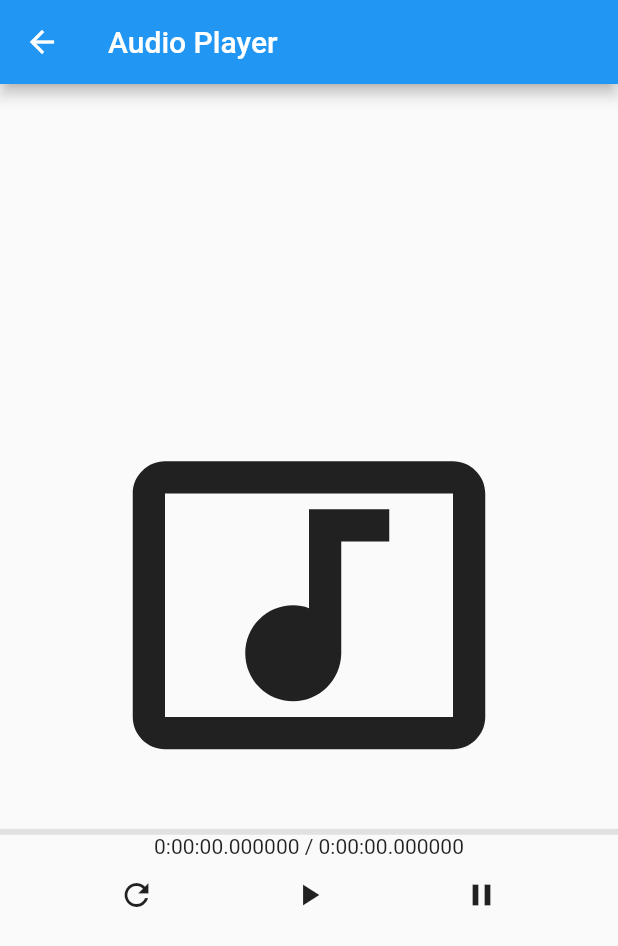
After one commit to ogawa-k/flutter_mytodoapp, a Flutter app: the screen it shows after launch, after a tap on "Audio Player", on a phone screen of 412 x 824 dp. The commit adds this screen. Shown: the top 946 px of the screen. Run offline on Flutter 3.47's test engine with Material 2 defaults, Android fonts, the phone set to English and light mode, and no system bars; drawn by our look-alikes of video_player; our stand-ins replace cloud_firestore, firebase_auth, firebase_core, flutter_signin_button; accounts and stored records are empty; generated files the repository leaves out were written again.

Commit message:
add sample app(Media Player)

```diff
--- a/lib/main.dart
+++ b/lib/main.dart
@@ -9,6 +9,8 @@ import 'auth/register_page.dart';
 import 'auth/signin_page.dart';
 import 'firestore_page.dart';
 import 'chat/chat_login_page.dart';
+import 'media_player/audio_player_page.dart';
+import 'media_player/video_player_page.dart';
 import 'todo/todo_list_page.dart';
 import 'ui/admin_mobile/admin_mobile_page.dart';
 import 'ui/animation/animation.dart';
@@ -154,6 +156,26 @@ class MenuSelector extends StatelessWidget {
                   ),
                 ),
                 Container(
+                  padding: const EdgeInsets.all(16),
+                  alignment: Alignment.center,
+                  child: SignInButtonBuilder(
+                    icon: Icons.movie,
+                    backgroundColor: Colors.blueGrey,
+                    text: 'Video Player',
+                    onPressed: () => _pushPage(context, const VideoPlayerPage()),
+                  ),
+                ),
+                Container(
+                  padding: const EdgeInsets.all(16),
+                  alignment: Alignment.center,
+                  child: SignInButtonBuilder(
+                    icon: Icons.music_video,
+                    backgroundColor: Colors.blueGrey,
+                    text: 'Audio Player',
+                    onPressed: () => _pushPage(context, const AudioPlayerPage()),
+                  ),
+                ),
+                Container(
                   padding: const EdgeInsets.only(top: 16, left: 16),
                   child: const Text('UIサンプル'),
                 ),
--- /dev/null
+++ b/lib/media_player/audio_player_page.dart
@@ -0,0 +1,118 @@
+import 'package:flutter/material.dart';
+import 'package:video_player/video_player.dart';
+
+class AudioPlayerPage extends StatefulWidget {
+  const AudioPlayerPage({Key? key}) : super(key: key);
+
+  @override
+  _AudioPlayerPageState createState() => _AudioPlayerPageState();
+}
+
+class _AudioPlayerPageState extends State<AudioPlayerPage> {
+  late VideoPlayerController _controller;
+
+  @override
+  void initState() {
+    super.initState();
+    _controller = VideoPlayerController.asset('assets/audio.mp3');
+    _controller.initialize().then((_) {
+      // 最初のフレームを描画するため初期化後に更新
+      setState(() {});
+    });
+  }
+
+  @override
+  void dispose() {
+    _controller.dispose();
+    super.dispose();
+  }
+
+  @override
+  Widget build(BuildContext context) {
+    return Scaffold(
+      appBar: AppBar(
+        title: const Text('Audio Player'),
+      ),
+      body: Column(
+        mainAxisAlignment: MainAxisAlignment.center,
+        children: [
+          Container(
+            padding: const EdgeInsets.all(16),
+            child: const Icon(Icons.music_video, size: 256),
+          ),
+          VideoProgressIndicator(
+            _controller,
+            allowScrubbing: true,
+          ),
+          _ProgressText(controller: _controller),
+          Row(
+            mainAxisAlignment: MainAxisAlignment.spaceEvenly,
+            children: [
+              IconButton(
+                onPressed: () {
+                  _controller
+                      .seekTo(Duration.zero)
+                      .then((_) => _controller.play());
+                },
+                icon: const Icon(Icons.refresh),
+              ),
+              IconButton(
+                onPressed: () {
+                  _controller.play();
+                },
+                icon: const Icon(Icons.play_arrow),
+              ),
+              IconButton(
+                onPressed: () {
+                  _controller.pause();
+                },
+                icon: const Icon(Icons.pause),
+              ),
+            ],
+          ),
+        ],
+      ),
+    );
+  }
+}
+
+class _ProgressText extends StatefulWidget {
+  final VideoPlayerController controller;
+
+  const _ProgressText({
+    Key? key,
+    required this.controller,
+  }) : super(key: key);
+
+  @override
+  __ProgressTextState createState() => __ProgressTextState();
+}
+
+class __ProgressTextState extends State<_ProgressText> {
+  late VoidCallback _listener;
+
+  __ProgressTextState() {
+    _listener = () {
+      setState(() {});
+    };
+  }
+
+  @override
+  void initState() {
+    super.initState();
+    widget.controller.addListener(_listener);
+  }
+
+  @override
+  void deactivate() {
+    widget.controller.removeListener(_listener);
+    super.deactivate();
+  }
+
+  @override
+  Widget build(BuildContext context) {
+    final String position = widget.controller.value.position.toString();
+    final String duration = widget.controller.value.duration.toString();
+    return Text('$position / $duration');
+  }
+}
--- a/pubspec.yaml
+++ b/pubspec.yaml
@@ -41,6 +41,7 @@ dependencies:
   flutter_signin_button: ^2.0.0
   cloud_firestore: ^3.1.7
   provider: ^6.0.2
+  video_player: ^2.2.18
 
   # How to test a Flutter app
   # following page: https://codelabs.developers.google.com/codelabs/flutter-app-testing/#2
```
Also changed, not shown: lib/media_player/video_player_page.dart (added, +120 -0 lines), 2 other files.
